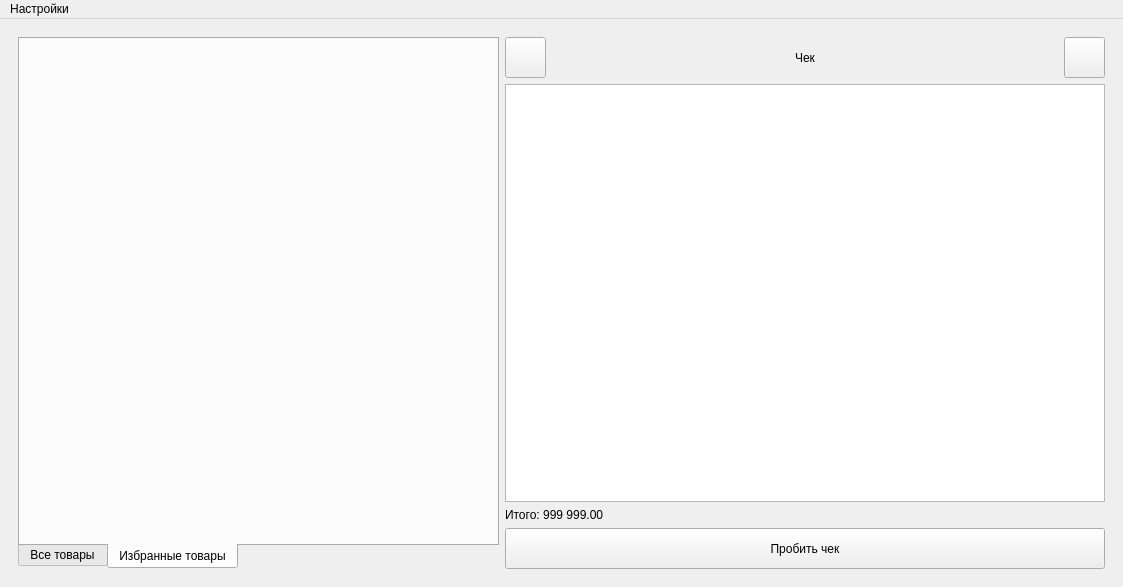
This is ui/design.ui in CralixRaev/qtCashier as Qt 5 draws it before an edit. The edited form follows.
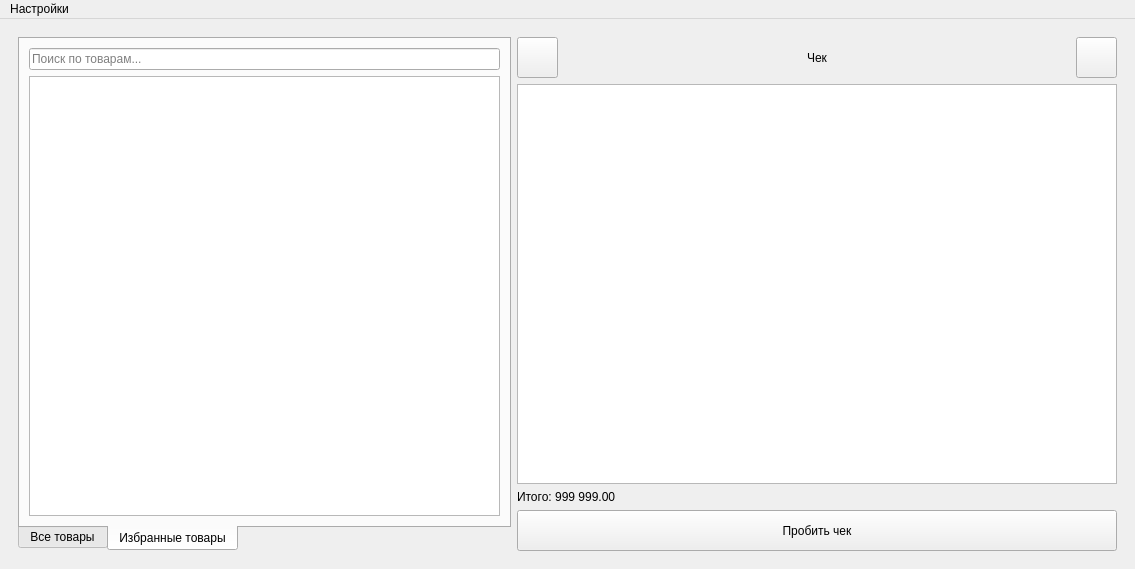
This is the edited form. The open tabs and pages were chosen to show the change. Icons and pictures are not drawn.

```diff
--- a/ui/design.ui
+++ b/ui/design.ui
@@ -6,8 +6,8 @@
    <rect>
     <x>0</x>
     <y>0</y>
-    <width>1123</width>
-    <height>587</height>
+    <width>1135</width>
+    <height>569</height>
    </rect>
   </property>
   <property name="sizePolicy">
@@ -291,6 +291,40 @@
            <attribute name="title">
             <string>Избранные товары</string>
            </attribute>
+           <layout class="QVBoxLayout" name="verticalLayout_2">
+            <item>
+             <widget class="QLineEdit" name="favoriteProductsSearch">
+              <property name="inputMask">
+               <string/>
+              </property>
+              <property name="placeholderText">
+               <string>Поиск по товарам...</string>
+              </property>
+             </widget>
+            </item>
+            <item>
+             <widget class="QListWidget" name="favoriteProductsList">
+              <property name="verticalScrollBarPolicy">
+               <enum>Qt::ScrollBarAsNeeded</enum>
+              </property>
+              <property name="sizeAdjustPolicy">
+               <enum>QAbstractScrollArea::AdjustToContents</enum>
+              </property>
+              <property name="selectionMode">
+               <enum>QAbstractItemView::SingleSelection</enum>
+              </property>
+              <property name="textElideMode">
+               <enum>Qt::ElideLeft</enum>
+              </property>
+              <property name="movement">
+               <enum>QListView::Free</enum>
+              </property>
+              <property name="resizeMode">
+               <enum>QListView::Adjust</enum>
+              </property>
+             </widget>
+            </item>
+           </layout>
           </widget>
          </widget>
         </item>
@@ -457,7 +491,7 @@
     <rect>
      <x>0</x>
      <y>0</y>
-     <width>1123</width>
+     <width>1135</width>
      <height>21</height>
     </rect>
    </property>
```
Left out of the diff: 11 changed lines with no effect on the pictures.
